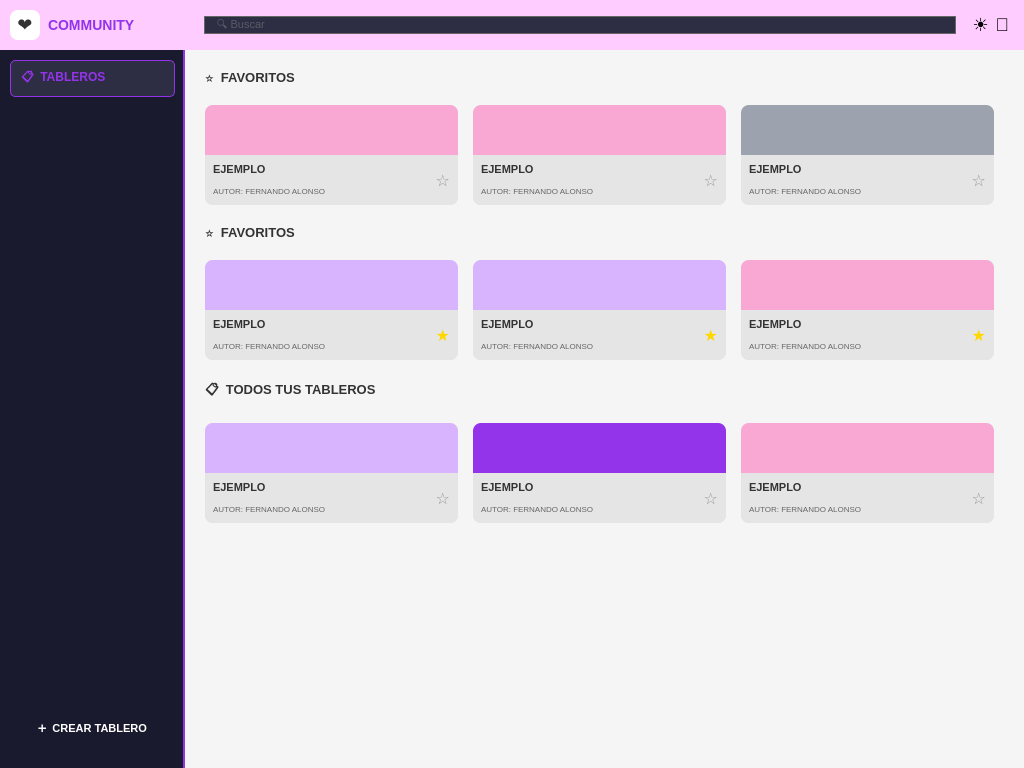
This is interfaces/.ui/home_community.ui in moramirete/Community as Qt 5 draws it before an edit. The edited form follows.
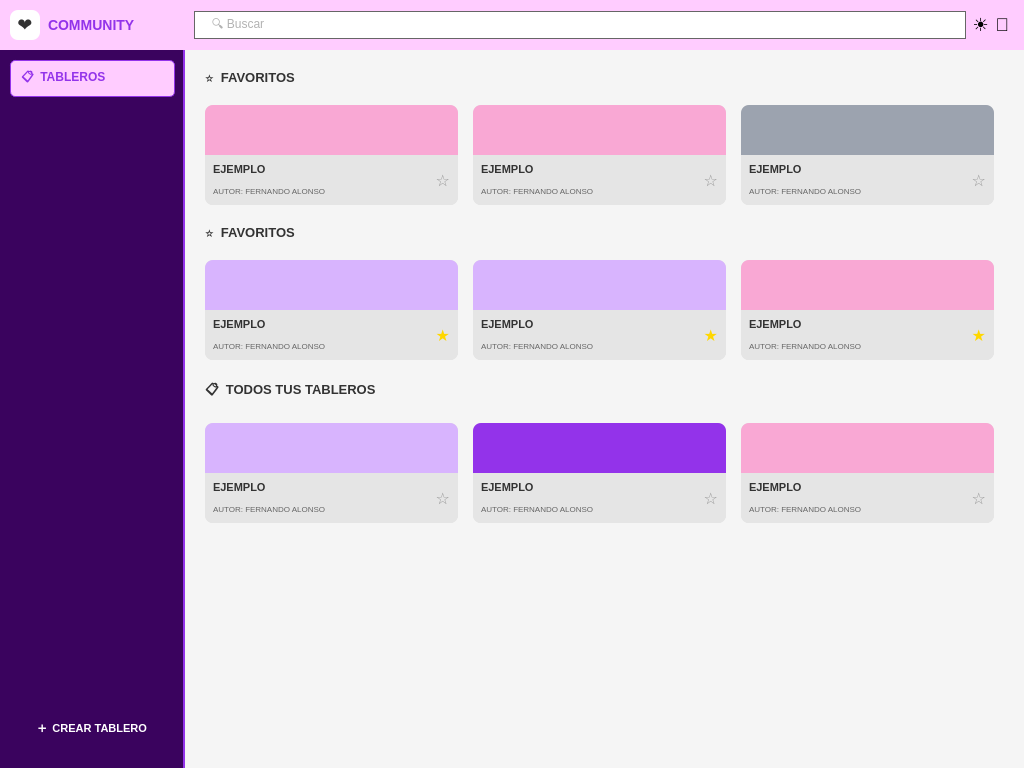
This is the edited form.

What changed in the file:
```diff
--- a/interfaces/.ui/home_community.ui
+++ b/interfaces/.ui/home_community.ui
@@ -21,7 +21,7 @@
   </property>
   <property name="styleSheet">
    <string notr="true">QMainWindow {
-	background-color: #1a1a2e;
+	background-color: #3A035E;
 }
 QLabel {
 	font-family: "Segoe UI", sans-serif;
@@ -73,7 +73,7 @@
         </property>
         <property name="styleSheet">
          <string notr="true">QFrame#frame_sidebar {
-	background-color: #1a1a2e;
+	background-color: #3A035E;
 	border-right: 2px solid #9333EA;
 }
 
@@ -93,7 +93,7 @@
 }
 
 QPushButton#btn_tableros {
-	background-color: #2d2d44;
+	background-color: #ffccff;
 	border: 1px solid #9333EA;
 	border-radius: 5px;
 	margin: 5px 10px;
@@ -302,13 +302,12 @@
               </property>
               <property name="styleSheet">
                <string>QLineEdit {
-	border-radius: 14px;
+	border-radius: 16px;
 	border: 1px solid #666;
-	padding-left: 10px;
-	background-color: #2d2d44;
-	color: #888;
-	margin: 5px 10px;
-	font-size: 11px;
+	padding-left: 15px;
+	background-color: white;
+	color: #666;
+	font-size: 12px;
 }</string>
               </property>
               <property name="placeholderText">
```
